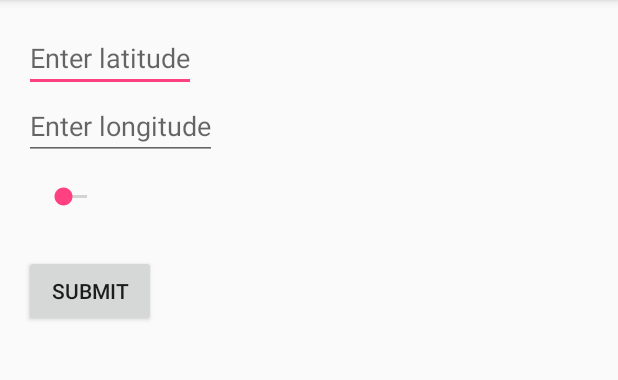
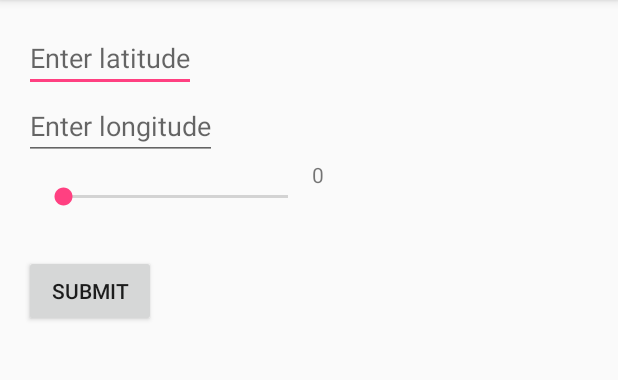
Before and after one commit to Furtuff/FartSmeller, an Android app: the screen it shows after launch (EntryActivity), on a phone screen of 412 x 824 dp, the part 84-464 px from its top. Run offline under Robolectric (Android 15) with nearby library versions, the phone set to English and light mode, and no system bars; our stand-ins replace Firebase (no records; nobody signed in at launch, a user with empty details on screens opened directly).

```diff
--- a/app/src/main/AndroidManifest.xml
+++ b/app/src/main/AndroidManifest.xml
@@ -1,7 +1,9 @@
 <?xml version="1.0" encoding="utf-8"?>
 <manifest xmlns:android="http://schemas.android.com/apk/res/android"
     package="fr.wildcodeschool.exam.fartsmeller">
-
+    <uses-permission android:name="android.permission.INTERNET" />
+    <uses-permission android:name="android.permission.ACCESS_FINE_LOCATION" />
+    <uses-permission android:name="android.permission.ACCESS_COARSE_LOCATION"/>
     <application
         android:allowBackup="true"
         android:icon="@mipmap/ic_launcher"
@@ -21,4 +23,5 @@
             android:value="@integer/google_play_services_version" />
     </application>
 
+
 </manifest>
--- a/app/src/main/java/fr/wildcodeschool/exam/fartsmeller/Constants.java
+++ b/app/src/main/java/fr/wildcodeschool/exam/fartsmeller/Constants.java
@@ -13,4 +13,6 @@ public class Constants {
     public final static String LONG ="long";
     public final static String DATE ="date";
     public final static String ODOR ="odor";
+    public final static String FART ="fart";
+
 }
--- a/app/src/main/java/fr/wildcodeschool/exam/fartsmeller/EntryActivity.java
+++ b/app/src/main/java/fr/wildcodeschool/exam/fartsmeller/EntryActivity.java
@@ -1,16 +1,34 @@
 package fr.wildcodeschool.exam.fartsmeller;
 
+import android.content.Context;
+import android.content.pm.PackageManager;
+import android.location.Location;
+import android.location.LocationManager;
 import android.net.Uri;
+import android.support.annotation.NonNull;
+import android.support.v4.app.ActivityCompat;
 import android.support.v7.app.AppCompatActivity;
 import android.os.Bundle;
+import android.util.Log;
 import android.view.View;
 import android.widget.Button;
 import android.widget.EditText;
 import android.widget.SeekBar;
 import android.widget.TextView;
+import android.widget.Toast;
 
+import com.google.android.gms.tasks.OnCompleteListener;
+import com.google.android.gms.tasks.Task;
+import com.google.firebase.auth.AuthResult;
+import com.google.firebase.auth.FirebaseAuth;
+import com.google.firebase.auth.FirebaseUser;
 import com.google.firebase.database.DatabaseReference;
 import com.google.firebase.database.FirebaseDatabase;
+
+import com.google.firebase.database.IgnoreExtraProperties;
+
+import java.text.SimpleDateFormat;
+import java.util.Calendar;
 
 public class EntryActivity extends AppCompatActivity {
     private EditText latitudeText, longitudeText;
@@ -18,18 +36,66 @@ public class EntryActivity extends AppCompatActivity {
     private FirebaseDatabase database = FirebaseDatabase.getInstance();
     private Button submitButton;
     private TextView odorText;
+    private FirebaseAuth mAuth;
+    private FirebaseAuth.AuthStateListener mAuthListener;
+    private DatabaseReference mDatabase;
+    private SimpleDateFormat sdf = new SimpleDateFormat(Constants.DATE_FORMAT);
+
     @Override
     protected void onCreate(Bundle savedInstanceState) {
         super.onCreate(savedInstanceState);
         setContentView(R.layout.activity_entry);
 
+
+        mAuth = FirebaseAuth.getInstance();
+
+        mAuthListener = new FirebaseAuth.AuthStateListener() {
+            @Override
+            public void onAuthStateChanged(@NonNull FirebaseAuth firebaseAuth) {
+                FirebaseUser user = firebaseAuth.getCurrentUser();
+                if (user != null) {
+                    // User is signed in
+                } else {
+                    // User is signed out
+                }
+            }};
+
+        mAuth.signInAnonymously()
+                .addOnCompleteListener(this, new OnCompleteListener<AuthResult>() {
+                    @Override
+                    public void onComplete(@NonNull Task<AuthResult> task) {
+
+
+                        if (!task.isSuccessful()) {
+                            Toast.makeText(EntryActivity.this, "Authentication failed.",
+                                    Toast.LENGTH_SHORT).show();
+                        }
+
+                        // ...
+                    }
+                });
+
         this.latitudeText = (EditText) findViewById(R.id.latitude);
         this.longitudeText = (EditText) findViewById(R.id.longitude);
         this.odorBar = (SeekBar) findViewById(R.id.odor);
         this.submitButton = (Button) findViewById(R.id.submitButton);
-        this.odorText = (TextView)findViewById(R.id.odorText);
+        this.odorText = (TextView) findViewById(R.id.odorText);
+        this.odorText.setText("0");
+/*
+        LocationManager lm = (LocationManager) getSystemService(Context.LOCATION_SERVICE);
+        if (ActivityCompat.checkSelfPermission(this, android.Manifest.permission.ACCESS_FINE_LOCATION) != PackageManager.PERMISSION_GRANTED && ActivityCompat.checkSelfPermission(this, android.Manifest.permission.ACCESS_COARSE_LOCATION) != PackageManager.PERMISSION_GRANTED) {
+            Toast.makeText(EntryActivity.this,"Set location permission",Toast.LENGTH_SHORT).show();
+            return;
+        }
 
-        odorBar.setOnSeekBarChangeListener(new SeekBar.OnSeekBarChangeListener() {
+        Location location = lm.getLastKnownLocation(LocationManager.GPS_PROVIDER);
+        this.longitudeText.setHint(String.valueOf(location.getLongitude()));
+        this.latitudeText.setHint(String.valueOf(location.getLatitude()));
+*/
+
+
+
+        this.odorBar.setOnSeekBarChangeListener(new SeekBar.OnSeekBarChangeListener() {
             @Override
             public void onProgressChanged(SeekBar seekBar, int i, boolean b) {
              odorText.setText(String.valueOf(i));
@@ -50,18 +116,71 @@ public class EntryActivity extends AppCompatActivity {
             @Override
             public void onClick(View view) {
                 if (!latitudeText.getText().toString().isEmpty() || !longitudeText.getText().toString().isEmpty()) {
-                    DatabaseReference lat = database.getReference(Constants.LAT);
-                    DatabaseReference longi = database.getReference(Constants.LAT);
-                    DatabaseReference date = database.getReference(Constants.LAT);
-                    DatabaseReference odor = database.getReference(Constants.LAT);
-                    lat.setValue(Float.valueOf(latitudeText.getText().toString()));
-                    longi.setValue(Float.valueOf(longitudeText.getText().toString()));
-                    odor.setValue(Integer.valueOf(odorText.getText().toString()));
-
-
+                    Calendar today = Calendar.getInstance();
+                    FartData currentFart  = new FartData(Double.valueOf(latitudeText.getText().toString()),
+                                                        Double.valueOf(longitudeText.getText().toString()),
+                                                        Integer.valueOf(odorText.getText().toString()),
+                                                        sdf.format(today.getTime())
+                            );
+                    sendFart(currentFart);
+                }else {
+                    Toast.makeText(EntryActivity.this, "Set lat & long", Toast.LENGTH_SHORT).show();
                 }
             }
         });
 
     }
+    private void sendFart(FartData fart){
+        mDatabase = FirebaseDatabase.getInstance().getReference();
+        mDatabase.child(Constants.FART).child(Constants.FART).child(Constants.LAT).push().setValue(fart.getLat());
+        mDatabase.child(Constants.FART).child(Constants.FART).child(Constants.LONG).push().setValue(fart.getLongi());
+        mDatabase.child(Constants.FART).child(Constants.FART).child(Constants.DATE).push().setValue(fart.getDate());
+        mDatabase.child(Constants.FART).child(Constants.FART).child(Constants.LAT).push().setValue(fart.getOdor());
+    }
+    @Override
+    public void onStart() {
+        super.onStart();
+        mAuth.addAuthStateListener(mAuthListener);
+    }
+
+    @Override
+    public void onStop() {
+        super.onStop();
+        if (mAuthListener != null) {
+            mAuth.removeAuthStateListener(mAuthListener);
+        }
+    }
+    @IgnoreExtraProperties
+    public class FartData{
+        public double lat;
+        public double longi;
+        public int odor;
+        public String date;
+
+        public FartData() {
+        }
+
+        public FartData(double lat, double longi, int odor, String date) {
+            this.lat = lat;
+            this.longi = longi;
+            this.odor = odor;
+            this.date = date;
+        }
+
+        public double getLat() {
+            return lat;
+        }
+
+        public double getLongi() {
+            return longi;
+        }
+
+        public int getOdor() {
+            return odor;
+        }
+
+        public String getDate() {
+            return date;
+        }
+    }
 }
--- a/app/src/main/res/layout/activity_entry.xml
+++ b/app/src/main/res/layout/activity_entry.xml
@@ -16,39 +16,44 @@
         android:layout_width="wrap_content"
         android:layout_height="wrap_content"
         android:hint="Enter latitude"
-        android:inputType="numberDecimal"/>
+        android:inputType="numberDecimal" />
 
     <EditText
         android:id="@+id/longitude"
         android:layout_width="wrap_content"
         android:layout_height="wrap_content"
-        android:inputType="numberDecimal"
-        android:hint="Enter longitude" />
+        android:hint="Enter longitude"
+        android:inputType="numberDecimal" />
+
     <LinearLayout
         android:layout_width="wrap_content"
         android:layout_height="wrap_content"
         android:orientation="horizontal"
         android:weightSum="1">
+
         <SeekBar
             android:id="@+id/odor"
             android:layout_width="wrap_content"
             android:layout_height="wrap_content"
+            android:layout_marginStart="10sp"
             android:layout_marginTop="15sp"
-        android:max="100"
             android:layout_weight="0.8"
-        android:layout_marginStart="10sp"/>
+            android:minWidth="150sp"
+            android:max="100" />
+
         <TextView
+            android:id="@+id/odorText"
             android:layout_width="wrap_content"
             android:layout_height="wrap_content"
-        android:id="@+id/odorText"
-        android:layout_weight="0.2"
-        android:layout_marginEnd="10sp"/>
+            android:layout_marginEnd="10sp"
+            android:text="gnaaa"
+            android:layout_weight="0.2" />
     </LinearLayout>
 
     <Button
         android:id="@+id/submitButton"
         android:layout_width="wrap_content"
         android:layout_height="wrap_content"
-        android:text="Submit"
-        android:layout_marginTop="30sp"/>
+        android:layout_marginTop="30sp"
+        android:text="Submit" />
 </LinearLayout>
```
Lines whose indentation alone changed are shown as unchanged.
